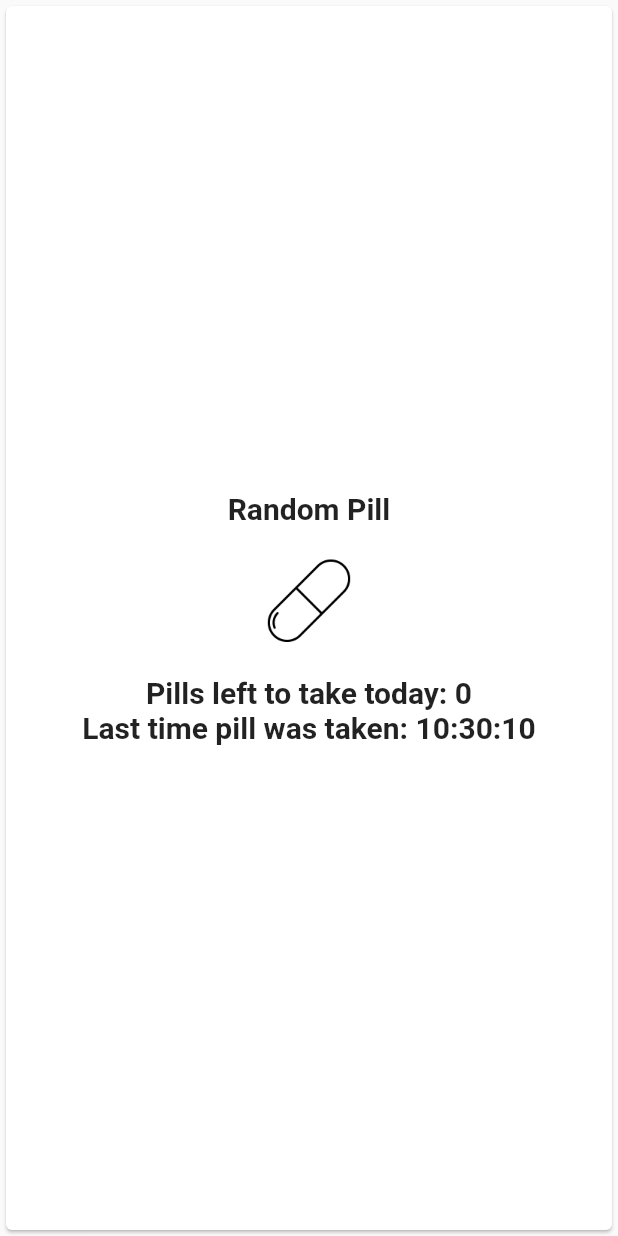
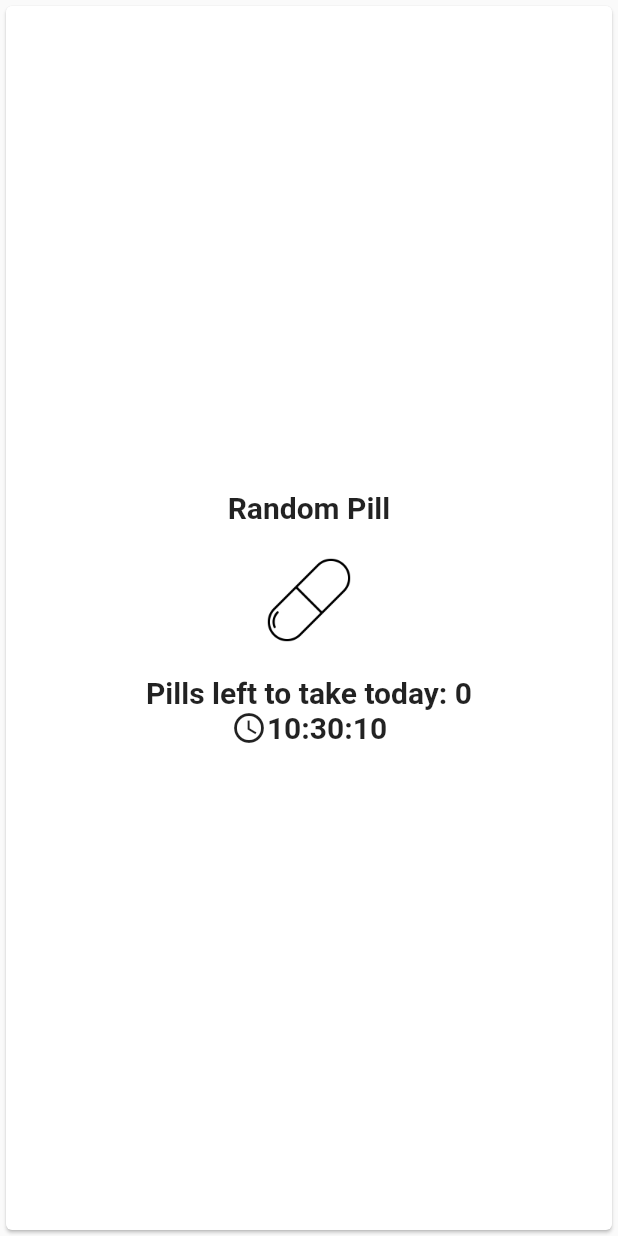
Before and after one commit to TomerPacific/Pill, a Flutter app: the PillWidget widget shown alone on an empty page, opened directly with empty values, on a phone screen of 412 x 824 dp. Run offline on Flutter 3.47's test engine with Material 2 defaults, Android fonts, the phone set to English and light mode, and no system bars; our stand-ins replace flutter_bloc, shared_preferences; accounts and stored records are empty.

Commit message:
Pill changing UI to show clock icon

```diff
--- a/lib/widget/pillWidget.dart
+++ b/lib/widget/pillWidget.dart
@@ -93,8 +93,10 @@ class PillWidgetState extends State<PillWidget> {
                       new Row(
                           mainAxisAlignment: MainAxisAlignment.center,
                           children: widget.pillToTake.lastTaken != null ?
-                          [new Text(
-                              "Last time pill was taken: " + DateService().getHourFromDate(widget.pillToTake.lastTaken!),
+                          [
+                            Icon(Icons.access_time),
+                            new Text(
+                              DateService().getHourFromDate(widget.pillToTake.lastTaken!),
                               style:  new TextStyle(
                                   fontSize: 20.0,
                                   fontWeight: FontWeight.bold
```
